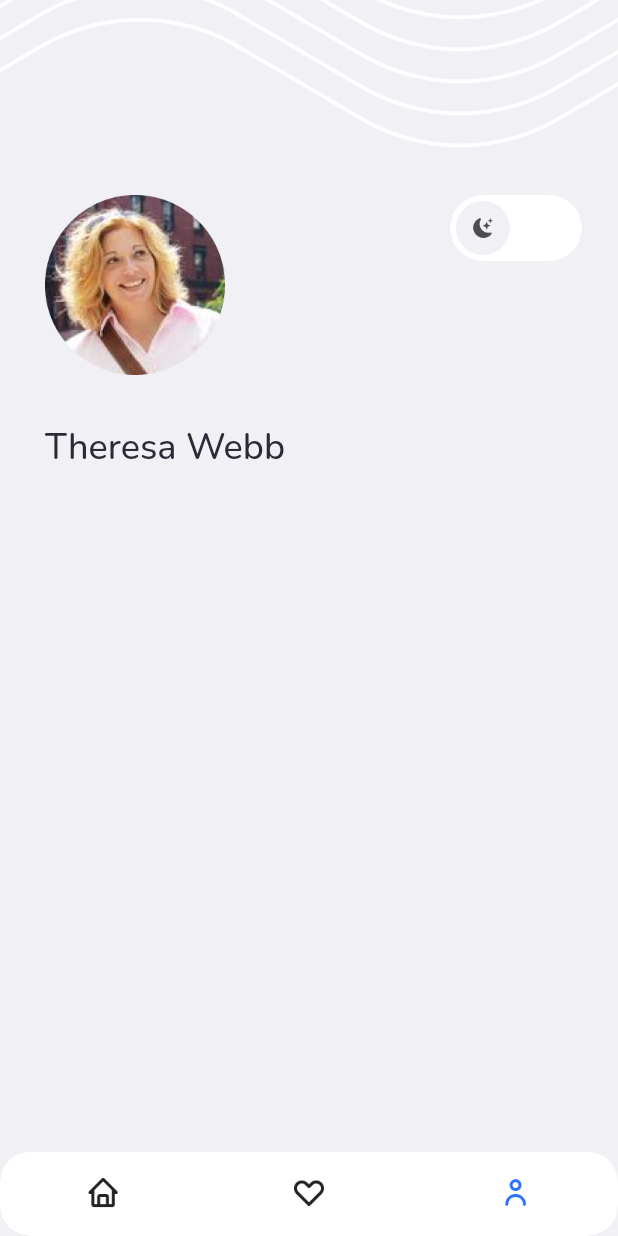
After one commit to dyavas21/furniture_app, a Flutter app: the ProfilePage screen opened by its route, on a phone screen of 412 x 824 dp. The commit adds this screen. Run offline on Flutter 3.47's test engine with Material 2 defaults, Android fonts, the phone set to English and light mode, and no system bars; our stand-ins replace carousel_slider, fluttertoast, google_fonts, shimmer.

Commit message:
profilepage

```diff
--- a/lib/main.dart
+++ b/lib/main.dart
@@ -2,6 +2,7 @@ import 'package:flutter/material.dart';
 import 'package:furniture_app/pages/category_page.dart';
 import 'package:furniture_app/pages/home_page.dart';
 import 'package:furniture_app/pages/onboarding_page.dart';
+import 'package:furniture_app/pages/profile_page.dart';
 import 'package:furniture_app/pages/search_page.dart';
 import 'package:furniture_app/pages/search_result_page.dart';
 import 'package:furniture_app/pages/sig_in_page.dart';
@@ -25,6 +26,7 @@ class MyApp extends StatelessWidget {
         '/search-result': (context) => SearchResultPage(),
         '/category': (context) => CategoryPage(),
         '/wishlist': (context) => WishlistPage(),
+        '/profile': (context) => ProfilePage(),
       },
     );
   }
--- a/lib/pages/home_page.dart
+++ b/lib/pages/home_page.dart
@@ -23,8 +23,12 @@ class _HomePageState extends State<HomePage> {
           showUnselectedLabels: false,
           backgroundColor: kWhiteColor,
           onTap: (value) {
-            if (value == 1) {
+            if (value == 0) {
+              Navigator.pushNamed(context, '/home');
+            } else if (value == 1) {
               Navigator.pushNamed(context, '/wishlist');
+            } else if (value == 2) {
+              Navigator.pushNamed(context, '/profile');
             }
           },
           items: [
--- /dev/null
+++ b/lib/pages/profile_page.dart
@@ -0,0 +1,110 @@
+import 'package:flutter/material.dart';
+import 'package:furniture_app/theme.dart';
+
+class ProfilePage extends StatelessWidget {
+  @override
+  Widget build(BuildContext context) {
+    return Scaffold(
+      backgroundColor: kWhiteGreyColor,
+      bottomNavigationBar: ClipRRect(
+        borderRadius: BorderRadius.circular(20),
+        child: BottomNavigationBar(
+          showSelectedLabels: false,
+          showUnselectedLabels: false,
+          backgroundColor: kWhiteColor,
+          onTap: (value) {
+            if (value == 0) {
+              Navigator.pushNamed(context, '/home');
+            } else if (value == 1) {
+              Navigator.pushNamed(context, '/wishlist');
+            }
+          },
+          items: [
+            BottomNavigationBarItem(
+              icon: Image.asset(
+                'assets/icon_home.png',
+                width: 24,
+              ),
+              label: 'home',
+            ),
+            BottomNavigationBarItem(
+              icon: Image.asset(
+                'assets/icon_heart.png',
+                width: 24,
+              ),
+              label: 'wishlist',
+            ),
+            BottomNavigationBarItem(
+              icon: Image.asset(
+                'assets/icon_person.png',
+                width: 24,
+                color: kBlueColor,
+              ),
+              label: 'profile',
+            ),
+          ],
+        ),
+      ),
+      body: Stack(
+        children: [
+          Image.asset(
+            'assets/image_background.png',
+          ),
+          ListView(
+            children: [
+              SizedBox(
+                height: 130,
+              ),
+              Padding(
+                padding: EdgeInsets.only(
+                  left: 30,
+                  right: 24,
+                ),
+                child: Row(
+                  crossAxisAlignment: CrossAxisAlignment.start,
+                  mainAxisAlignment: MainAxisAlignment.spaceBetween,
+                  children: [
+                    Column(
+                      crossAxisAlignment: CrossAxisAlignment.start,
+                      children: [
+                        Image.asset(
+                          'assets/image_profile.png',
+                          width: 120,
+                        ),
+                        SizedBox(
+                          height: 32,
+                        ),
+                        Text(
+                          'Theresa Webb',
+                          style: blackTextStyle.copyWith(
+                            fontSize: 24,
+                            fontWeight: medium,
+                          ),
+                        ),
+                      ],
+                    ),
+                    Container(
+                      width: 88,
+                      height: 44,
+                      padding: EdgeInsets.all(4),
+                      decoration: BoxDecoration(
+                        borderRadius: BorderRadius.circular(100),
+                        color: kWhiteColor,
+                      ),
+                      child: Align(
+                        alignment: Alignment.centerLeft,
+                        child: Image.asset(
+                          'assets/icon_switch_light.png',
+                        ),
+                      ),
+                    ),
+                  ],
+                ),
+              ),
+            ],
+          )
+        ],
+      ),
+    );
+  }
+}
--- a/lib/pages/wishlist_page.dart
+++ b/lib/pages/wishlist_page.dart
@@ -67,6 +67,15 @@ class _WishlistPageState extends State<WishlistPage> {
             showSelectedLabels: false,
             showUnselectedLabels: false,
             backgroundColor: kWhiteColor,
+            onTap: (value) {
+              if (value == 0) {
+                Navigator.pushNamed(context, '/home');
+              } else if (value == 1) {
+                Navigator.pushNamed(context, '/wishlist');
+              } else if (value == 2) {
+                Navigator.pushNamed(context, '/profile');
+              }
+            },
             items: [
               BottomNavigationBarItem(
                 icon: Image.asset(
```
